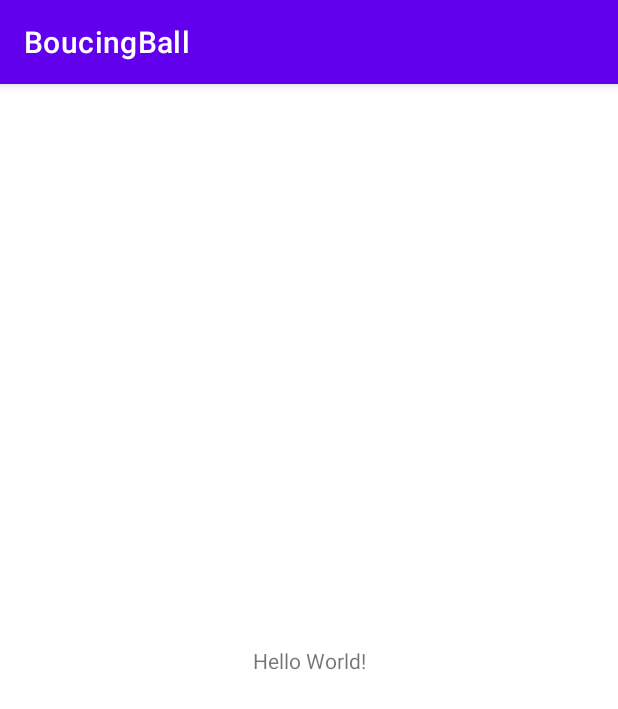
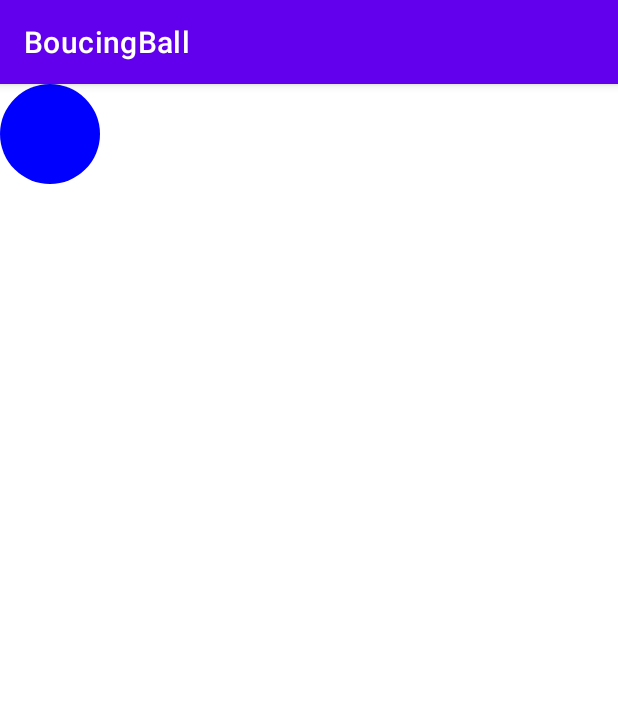
Before and after one commit to LeonardoIGZ/BoucingBall, an Android app: the screen it shows after launch (MainActivity), on a phone screen of 412 x 824 dp. Shown: the top 709 px of the screen. Run offline under Robolectric (Android 15) with nearby library versions, the phone set to English and light mode, and no system bars.

```diff
--- a/app/src/main/java/com/ligz/boucingball/MainActivity.java
+++ b/app/src/main/java/com/ligz/boucingball/MainActivity.java
@@ -2,26 +2,100 @@ package com.ligz.boucingball;
 
 import androidx.appcompat.app.AppCompatActivity;
 
+import android.content.Context;
+import android.graphics.Canvas;
+import android.graphics.Color;
+import android.graphics.Paint;
+import android.graphics.RectF;
+import android.graphics.drawable.Drawable;
+import android.graphics.drawable.ShapeDrawable;
+import android.graphics.drawable.shapes.OvalShape;
 import android.hardware.Sensor;
 import android.hardware.SensorEvent;
 import android.hardware.SensorEventListener;
+import android.hardware.SensorManager;
 import android.os.Bundle;
+import android.view.Display;
+import android.view.View;
 
 public class MainActivity extends AppCompatActivity implements SensorEventListener {
+    //Sensors stuff
+    private SensorManager sensorManager;
+    private Sensor accelerometer;
+
+    //Axis
+    private static int x, y;
+
+    //Display size
+    private int height, width;
+
+    //To drawing
+    ShapeDrawable drawable;
 
     @Override
     protected void onCreate(Bundle savedInstanceState) {
         super.onCreate(savedInstanceState);
-        setContentView(R.layout.activity_main);
+
+        // Get a reference to a SensorManager and Acelerometer sensor
+        sensorManager = (SensorManager) getSystemService(SENSOR_SERVICE);
+        accelerometer = sensorManager.getDefaultSensor(Sensor.TYPE_ACCELEROMETER);
+
+        //Get the bounds of display
+        Display display = getWindowManager().getDefaultDisplay();
+        height = display.getHeight();
+        width = display.getWidth();
+
+        //To draw in the view
+        Ball ball = new Ball(this);
+        setContentView(ball);
+    }
+
+    @Override
+    protected void onResume() {
+        super.onResume();
+        if (accelerometer != null) {
+            sensorManager.registerListener(this,
+                    accelerometer, SensorManager.SENSOR_DELAY_FASTEST);
+        }
+    }
+
+    @Override
+    protected void onPause() {
+        super.onPause();
+        sensorManager.unregisterListener(this);
     }
 
     @Override
     public void onSensorChanged(SensorEvent sensorEvent) {
-
+        //When the values of 'x' and 'y' axis change I update global variables
+        if (sensorEvent.sensor.getType() == Sensor.TYPE_ACCELEROMETER) {
+            x -= (int) sensorEvent.values[0];
+            y += (int) sensorEvent.values[1];
+        }
     }
 
     @Override
     public void onAccuracyChanged(Sensor sensor, int i) {
+    }
 
+    public class Ball extends View{
+        static final int width = 100;
+        static final int height = 100;
+
+        public Ball(Context context) {
+            super(context);
+            drawable = new ShapeDrawable(new OvalShape());
+            drawable.getPaint().setColor(0xff74AC23);
+        }
+
+        @Override
+        protected void onDraw(Canvas canvas) {
+            RectF oval = new RectF(MainActivity.x, MainActivity.y, MainActivity.x + width, MainActivity.y
+                    + height); // set bounds of rectangle
+            Paint p = new Paint(); // set some paint options
+            p.setColor(Color.BLUE);
+            canvas.drawOval(oval, p);
+            invalidate();
+        }
     }
 }
```
